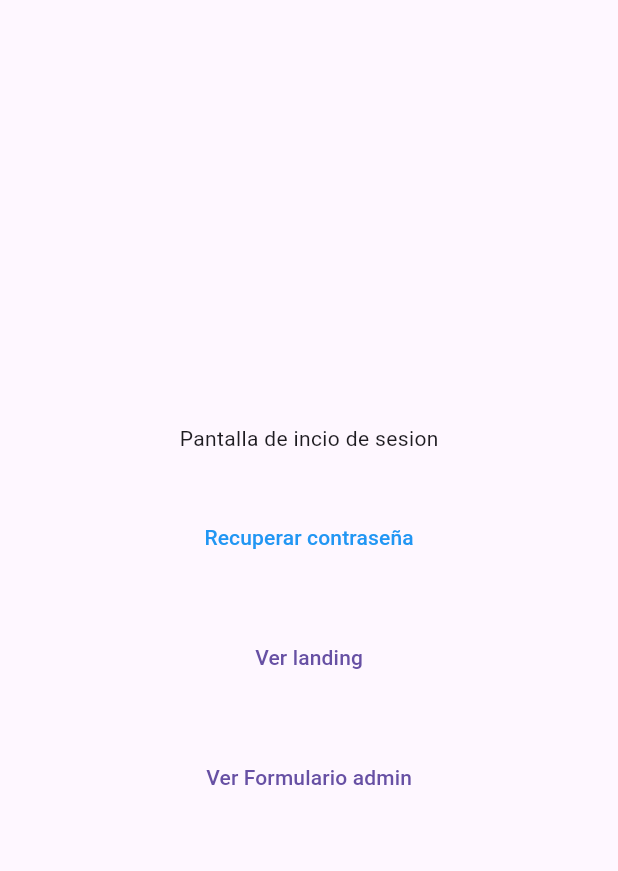
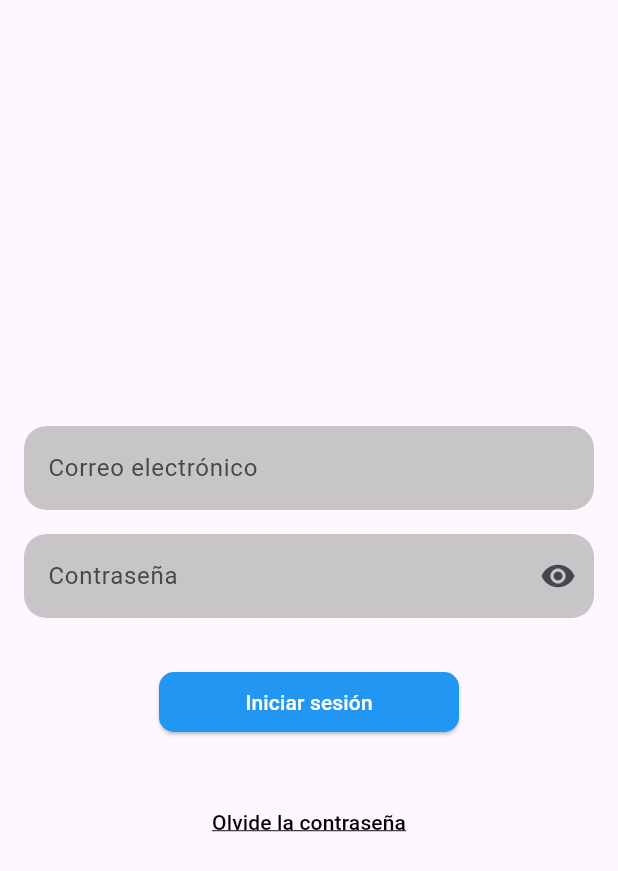
Before and after one commit to FREECS33/sigede_front_end, a Flutter app: the screen it shows after launch, on a phone screen of 412 x 824 dp. Shown: the top 871 px of the screen. Run offline on Flutter 3.47's test engine with Material 3 defaults, Android fonts, the phone set to English and light mode, and no system bars; our stand-ins replace image_picker.

Commit message:
[ADD] Login - Create login screen

```diff
--- a/lib/screens/auth/LoginScreen.dart
+++ b/lib/screens/auth/LoginScreen.dart
@@ -1,48 +1,119 @@
 import 'package:flutter/material.dart';
 
-class Loginscreen extends StatelessWidget {
+class Loginscreen extends StatefulWidget {
   const Loginscreen({super.key});
+
+  @override
+  State<Loginscreen> createState() => _LoginscreenState();
+}
+
+class _LoginscreenState extends State<Loginscreen> {
+  final GlobalKey<FormState> _formKey = GlobalKey<FormState>();
+  final TextEditingController _emailcontroller = TextEditingController();
+  final TextEditingController _passwordcontroller = TextEditingController();
+  bool _isObscure = true;
+
+  String? validateEmail(String? value) {
+    final RegExp emailRegExp = RegExp(
+      r'^[\w-\.]+@([\w-]+\.)+[\w-]{2,4}$',
+    );
+
+    if (value == null || value.isEmpty) {
+      return 'Por favor, ingrese su correo electrónico';
+    } else if (!emailRegExp.hasMatch(value)) {
+      return 'Por favor, ingrese un correo electrónico válido';
+    }
+    return null;
+  }
+
+  String? validatePassword(String? value) {
+    if (value == null || value.isEmpty) {
+      return 'Ingrese una contraseña';
+    } else {
+      return null;
+    }
+  }
 
   @override
   Widget build(BuildContext context) {
     return MaterialApp(
+      debugShowCheckedModeBanner: false,
       home: Scaffold(
         body: Center(
+          child: Padding(
+            padding: const EdgeInsets.all(16.0),
+            child: Form(
+              key: _formKey,
               child: Column(
                 mainAxisAlignment: MainAxisAlignment.center,
                 children: [
-              const Text('Pantalla de incio de sesion'),
                   const SizedBox(
                     height: 32,
                   ),
-              TextButton(
-                onPressed: () {
-                  Navigator.pushNamed(context, '/recoverPassword');
-                },
-                child: const Text('Recuperar contraseña', style: TextStyle(color: Colors.blue),),
+                  TextFormField(
+                    validator: validateEmail,
+                    controller: _emailcontroller,
+                    decoration: const InputDecoration(
+                      hintText: 'Correo electrónico',
+                      border: OutlineInputBorder(borderRadius: BorderRadius.all(Radius.circular(15)),borderSide: BorderSide.none),
+                      fillColor: const Color.fromARGB(255, 199, 197, 197), filled: true,
+                      //label: Text('Correo electrónico'),
                     ),
-              //------------------------------Esto se quita...solo es para navegar y ver las pantallas----------------------------
-
+                    keyboardType: TextInputType.emailAddress,
+                  ),
                   const SizedBox(
-                height: 32,
+                    height: 16,
                   ),
-              TextButton(
-                onPressed: () {
-                  Navigator.pushNamed(context, '/landing');
-                },
-                child: const Text('Ver landing'),
+                  TextFormField(
+                    obscureText: _isObscure,
+                    validator: validatePassword,
+                    controller: _passwordcontroller,
+                    decoration: InputDecoration(
+                      hintText: 'Contraseña',
+                      border:const OutlineInputBorder(borderRadius: BorderRadius.all(Radius.circular(15)),borderSide: BorderSide.none),
+                      fillColor: const Color.fromARGB(255, 199, 197, 197), filled: true,
+                      //label: const Text('Contraseña'),
+                      suffixIcon: IconButton(onPressed: (){
+                        setState(() {
+                          _isObscure=!_isObscure;
+                        });
+                      }, icon: Icon(_isObscure?Icons.visibility:Icons.visibility_off)),
+                    ),
                   ),
                   const SizedBox(
                     height: 32,
                   ),
-              TextButton(
-                onPressed: () {
-                  Navigator.pushNamed(context, '/admin-registration');
+                  SizedBox(
+                    width: 200,
+                    child: ElevatedButton(onPressed: (){
+                      if(_formKey.currentState!.validate()){
+                        Navigator.pushReplacementNamed(context, '/landing');
+                      }
                     },
-                child: const Text('Ver Formulario admin'),
+                    style: OutlinedButton.styleFrom(
+                      backgroundColor: Colors.blue,
+                      shape: RoundedRectangleBorder(
+                        borderRadius: BorderRadius.circular(10)
+                      )
                     ),
-              //------------------------------------------------------------------------------------------------------------------
+                    child: const Text('Iniciar sesión',style:TextStyle(color:Colors.white),),),
+                  ),
+                  const SizedBox(
+                    height: 32,
+                  ),
+                  SizedBox(
+                    child: ElevatedButton(onPressed: () {
+                      Navigator.pushNamed(context, '/recoverPassword');
+                    },
+                    style: OutlinedButton.styleFrom(
+                      elevation: 0,
+                      shadowColor: Colors.transparent,
+                      backgroundColor: Colors.transparent,
+                    ), child: const Text('Olvide la contraseña',style: TextStyle(decoration: TextDecoration.underline,color: Colors.black),),),
+                  ),
                 ],
+              ),
+            ),
           ),
         ),
       ),
--- a/lib/screens/auth/recoverPassword/CodeConfirmation.dart
+++ b/lib/screens/auth/recoverPassword/CodeConfirmation.dart
@@ -85,7 +85,7 @@ class _CodeConfirmationState extends State<CodeConfirmation> {
                         fillColor: Colors.white, // color de fondo
                         border: OutlineInputBorder(
                           borderRadius: BorderRadius.circular(8),
-                          borderSide: BorderSide.none,
+                          borderSide: const BorderSide(color: Colors.grey),
                         ),
                         enabledBorder: OutlineInputBorder(
                           // Estilos cuando no está seleccionado
--- a/lib/screens/auth/recoverPassword/RecoverPasswordScreen.dart
+++ b/lib/screens/auth/recoverPassword/RecoverPasswordScreen.dart
@@ -84,7 +84,7 @@ class _RecoverpasswordscreenState extends State<Recoverpasswordscreen> {
                         fillColor: Colors.white, // color de fondo
                         border: OutlineInputBorder(
                           borderRadius: BorderRadius.circular(8),
-                          borderSide: BorderSide.none,
+                          borderSide: const BorderSide(color: Colors.grey),
                         ),
                         enabledBorder: OutlineInputBorder(
                           // Estilos cuando no está seleccionado
--- a/lib/screens/auth/recoverPassword/ResetPasswordScreen.dart
+++ b/lib/screens/auth/recoverPassword/ResetPasswordScreen.dart
@@ -93,7 +93,7 @@ class _ResetPasswordScreenState extends State<ResetPasswordScreen> {
                           fillColor: Colors.white, // color de fondo
                           border: OutlineInputBorder(
                             borderRadius: BorderRadius.circular(8),
-                            borderSide: BorderSide.none,
+                            borderSide: const BorderSide(color: Colors.grey),
                           ),
                           enabledBorder: OutlineInputBorder(
                             // Estilos cuando no está seleccionado
@@ -125,7 +125,7 @@ class _ResetPasswordScreenState extends State<ResetPasswordScreen> {
                           fillColor: Colors.white, // color de fondo
                           border: OutlineInputBorder(
                             borderRadius: BorderRadius.circular(8),
-                            borderSide: BorderSide.none,
+                            borderSide: const BorderSide(color: Colors.grey),
                           ),
                           enabledBorder: OutlineInputBorder(
                             // Estilos cuando no está seleccionado
```
Also changed, not shown: pubspec.lock, 1 other file. Lines whose indentation alone changed are shown as unchanged.
